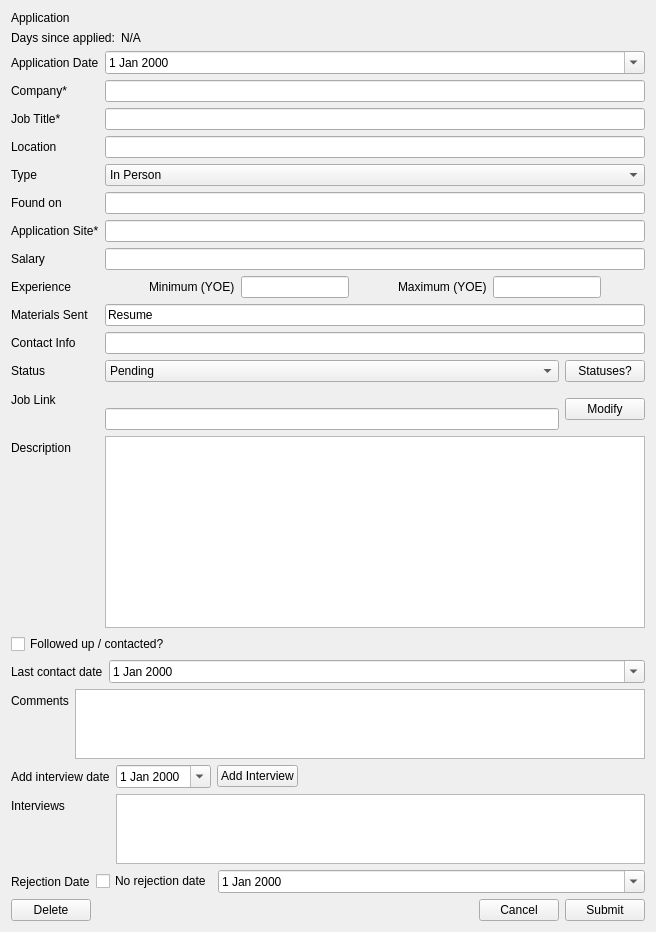
dwp1084/QtJobAppTracker, file JobAppTracker/QtGUI/ui/AppInfoScreen.ui: the form before one commit.
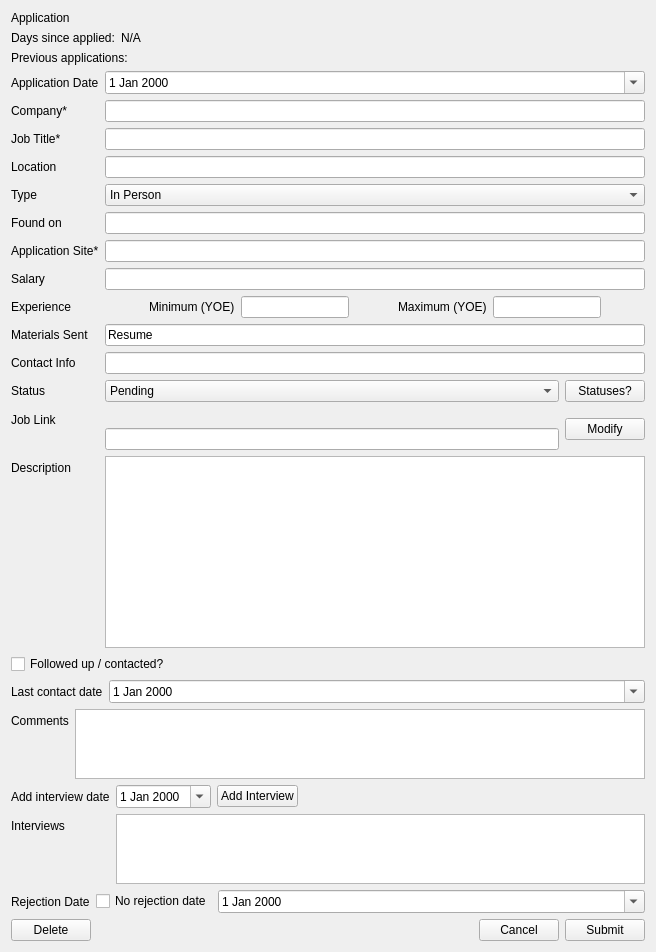
The form after the commit.

Commit message: Added visuals for number of applications to the same company

Patch:
```diff
--- a/JobAppTracker/QtGUI/ui/AppInfoScreen.ui
+++ b/JobAppTracker/QtGUI/ui/AppInfoScreen.ui
@@ -7,7 +7,7 @@
     <x>0</x>
     <y>0</y>
     <width>656</width>
-    <height>926</height>
+    <height>948</height>
    </rect>
   </property>
   <property name="windowTitle">
@@ -65,6 +65,38 @@
      </layout>
     </widget>
    </item>
+   <item>
+    <widget class="QWidget" name="previousAppsWidget" native="true">
+     <layout class="QFormLayout" name="formLayout_11">
+      <property name="leftMargin">
+       <number>0</number>
+      </property>
+      <property name="topMargin">
+       <number>0</number>
+      </property>
+      <property name="rightMargin">
+       <number>0</number>
+      </property>
+      <property name="bottomMargin">
+       <number>0</number>
+      </property>
+      <item row="0" column="0">
+       <widget class="QLabel" name="previousAppsTitleLabel">
+        <property name="text">
+         <string>Previous applications:</string>
+        </property>
+       </widget>
+      </item>
+      <item row="0" column="1">
+       <widget class="QLabel" name="previousApplicationsLabel">
+        <property name="text">
+         <string/>
+        </property>
+       </widget>
+      </item>
+     </layout>
+    </widget>
+   </item>
    <item>
     <widget class="QWidget" name="appDateWidget" native="true">
      <layout class="QFormLayout" name="formLayout_9">
```
Left out of the diff: 2 changed lines with no effect on the pictures. The commit also changes 7 other files.
